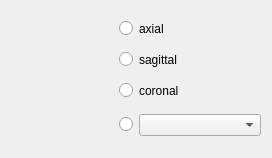
Old version of the form Code/Gui/MITK/Modules/niftkQmitkExt/Resources/UI/QmitkMIDASOrientationWidget.ui in the repository NifTK/NifTK.
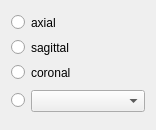
New version of the form.

Commit message: Bug #1802: Fix Minimum size of orientation widget in MIDAS editor

What changed in the file:
```diff
--- a/Code/Gui/MITK/Modules/niftkQmitkExt/Resources/UI/QmitkMIDASOrientationWidget.ui
+++ b/Code/Gui/MITK/Modules/niftkQmitkExt/Resources/UI/QmitkMIDASOrientationWidget.ui
@@ -6,8 +6,8 @@
    <rect>
     <x>0</x>
     <y>0</y>
-    <width>272</width>
-    <height>158</height>
+    <width>156</width>
+    <height>130</height>
    </rect>
   </property>
   <property name="windowTitle">
@@ -17,7 +17,7 @@
    <item row="0" column="0">
     <widget class="QRadioButton" name="m_AxialRadioButton">
      <property name="sizePolicy">
-      <sizepolicy hsizetype="Preferred" vsizetype="Fixed">
+      <sizepolicy hsizetype="Fixed" vsizetype="Fixed">
        <horstretch>0</horstretch>
        <verstretch>0</verstretch>
       </sizepolicy>
@@ -55,7 +55,7 @@
    <item row="1" column="0">
     <widget class="QRadioButton" name="m_SagittalRadioButton">
      <property name="sizePolicy">
-      <sizepolicy hsizetype="Preferred" vsizetype="Fixed">
+      <sizepolicy hsizetype="Fixed" vsizetype="Fixed">
        <horstretch>0</horstretch>
        <verstretch>0</verstretch>
       </sizepolicy>
@@ -93,7 +93,7 @@
    <item row="2" column="0">
     <widget class="QRadioButton" name="m_CoronalRadioButton">
      <property name="sizePolicy">
-      <sizepolicy hsizetype="Preferred" vsizetype="Fixed">
+      <sizepolicy hsizetype="Fixed" vsizetype="Fixed">
        <horstretch>0</horstretch>
        <verstretch>0</verstretch>
       </sizepolicy>
@@ -131,7 +131,7 @@
    <item row="3" column="0">
     <widget class="QRadioButton" name="m_OtherRadioButton">
      <property name="sizePolicy">
-      <sizepolicy hsizetype="Preferred" vsizetype="Fixed">
+      <sizepolicy hsizetype="Fixed" vsizetype="Fixed">
        <horstretch>0</horstretch>
        <verstretch>0</verstretch>
       </sizepolicy>
```
